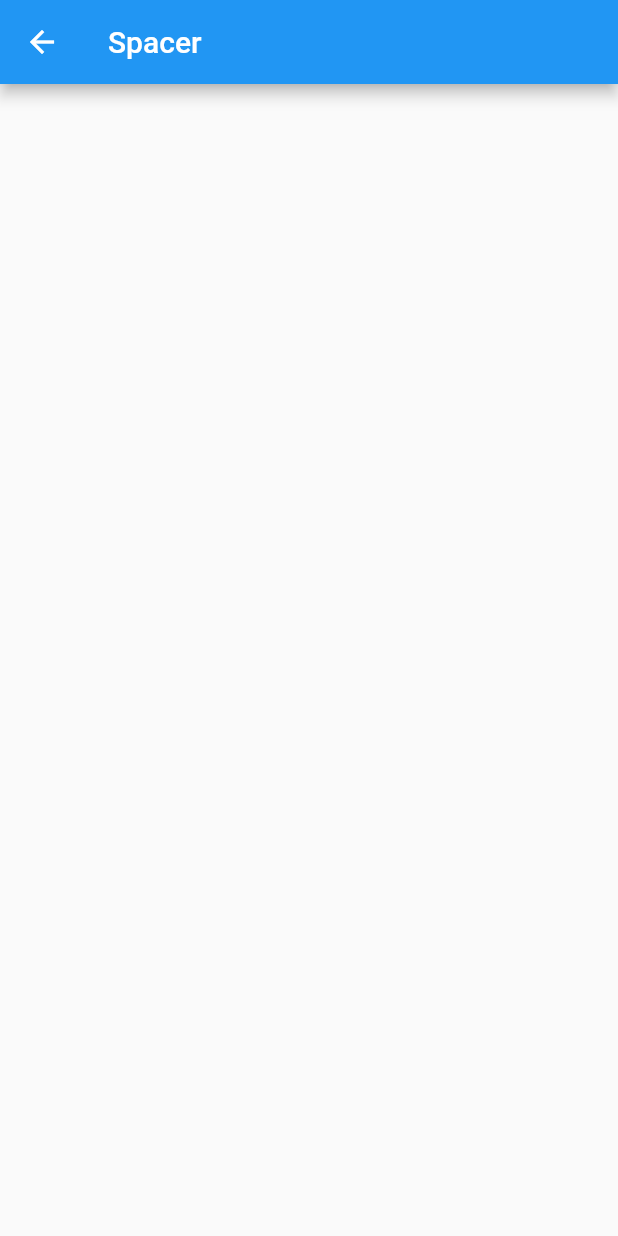
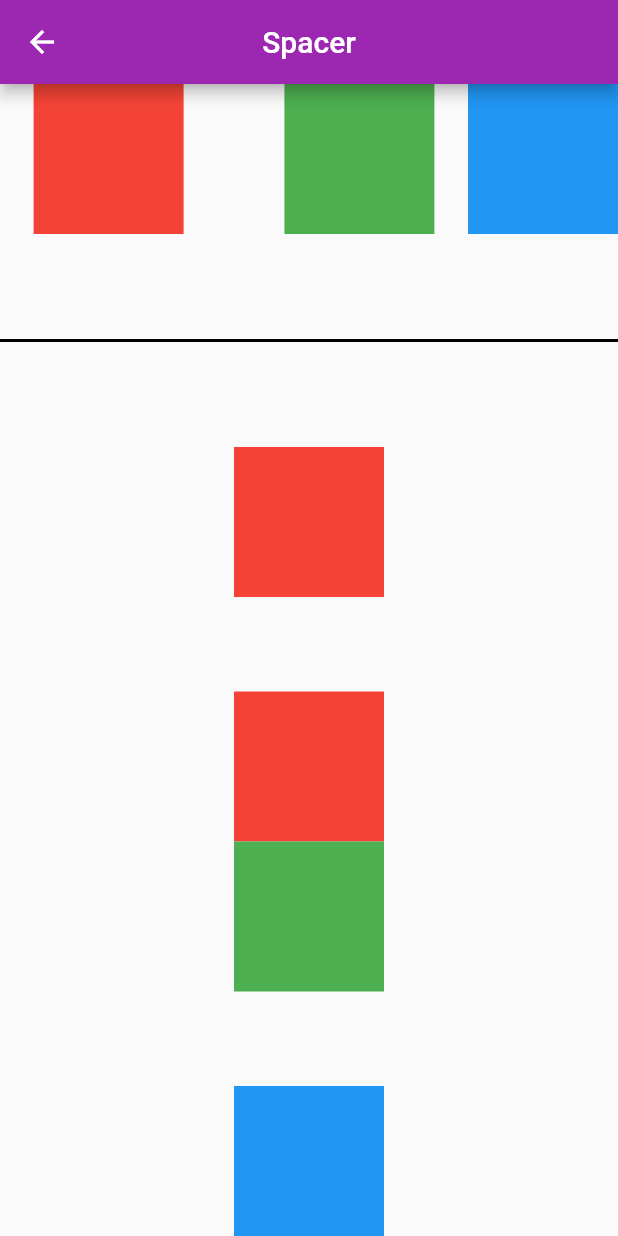
Before and after one commit to natanvalimcardoso/faculdade-ulbra, a Flutter app: the SpacerPage screen opened by its route, on a phone screen of 412 x 824 dp. Run offline on Flutter 3.47's test engine with Material 2 defaults, Android fonts, the phone set to English and light mode, and no system bars; our stand-ins replace flutter_speed_dial; missing offline and left inert: validatorless.

Commit message:
feat: widgets

```diff
--- a/4 -semestre/widgets_ramon/lib/main.dart
+++ b/4 -semestre/widgets_ramon/lib/main.dart
@@ -1,8 +1,9 @@
 import 'package:flutter/material.dart';
+import 'package:widgets_ramon/src/page_widgets/center/center_dois_page.dart';
 import 'src/home_page.dart';
 import 'src/page_widgets/animated_container_page.dart';
 
-import 'src/page_widgets/center_page.dart';
+import 'src/page_widgets/center/center_page.dart';
 import 'src/page_widgets/positioned_page.dart';
 import 'src/page_widgets/spacer_page.dart';
 import 'src/page_widgets/stack_page.dart';
@@ -19,7 +20,7 @@ class MyApp extends StatelessWidget {
     return MaterialApp(
       title: 'Flutter Demo',
       theme: ThemeData(
-        primarySwatch: Colors.blue,
+        primarySwatch: Colors.purple,
       ),
       debugShowCheckedModeBanner: false,
       initialRoute: '/',
@@ -30,6 +31,7 @@ class MyApp extends StatelessWidget {
         '/positioned': (context) => const PositionedPage(),
         '/spacer': (context) => const SpacerPage(),
         '/center': (context) => const CenterPage(),
+        '/centerDois': (context) => const CenterDoisPage(),
       },
     );
   }
--- a/4 -semestre/widgets_ramon/lib/src/page_widgets/spacer_page.dart
+++ b/4 -semestre/widgets_ramon/lib/src/page_widgets/spacer_page.dart
@@ -1,14 +1,72 @@
 import 'package:flutter/material.dart';
 
 class SpacerPage extends StatelessWidget {
+  const SpacerPage({Key? key}) : super(key: key);
 
-  const SpacerPage({ Key? key }) : super(key: key);
+  // Exemplo valor flex é definido como 3. Isso significa que, se houver espaço vazio disponível em um Row ou Column, o Spacer deve ocupar três vezes mais espaço do que um widget com flex: 1,
 
-   @override
-   Widget build(BuildContext context) {
-       return Scaffold(
-           appBar: AppBar(title: const Text('Spacer'),),
-           body: Container(),
-       );
+  @override
+  Widget build(BuildContext context) {
+    return Scaffold(
+      appBar: AppBar(
+        title: const Text('Spacer'),
+        centerTitle: true,
+      ),
+      body: Column(
+        mainAxisAlignment: MainAxisAlignment.spaceAround,
+        children: [
+          Row(
+            children: [
+              const Spacer(),
+              Container(
+                color: Colors.red,
+                height: 100,
+                width: 100,
+              ),
+              const Spacer(flex: 3,),
+              Container(
+                color: Colors.green,
+                height: 100,
+                width: 100,
+              ),
+              const Spacer(),
+              Container(
+                color: Colors.blue,
+                height: 100,
+                width: 100,
+              ),
+            ],
+          ),
+          const Spacer(),
+          const Divider(
+            color: Colors.black,
+            thickness: 2,
+          ),
+          const Spacer(),
+          Container(
+            color: Colors.red,
+            height: 100,
+            width: 100,
+          ),
+          const Spacer(),
+          Container(
+            color: Colors.red,
+            height: 100,
+            width: 100,
+          ),
+          Container(
+            color: Colors.green,
+            height: 100,
+            width: 100,
+          ),
+          const Spacer(),
+          Container(
+            color: Colors.blue,
+            height: 100,
+            width: 100,
+          ),
+        ],
+      ),
+    );
   }
 }
--- a/4 -semestre/widgets_ramon/pubspec.yaml
+++ b/4 -semestre/widgets_ramon/pubspec.yaml
@@ -60,8 +60,8 @@ flutter:
   uses-material-design: true
 
   # To add assets to your application, add an assets section, like this:
-  # assets:
-  #   - images/a_dot_burr.jpeg
+  assets:
+     - assets/background.png
   #   - images/a_dot_ham.jpeg
 
   # An image asset can refer to one or more resolution-specific "variants", see
```
Also changed, not shown: 4 -semestre/widgets_ramon/lib/src/home_page.dart (+17 -10 lines), 4 -semestre/widgets_ramon/lib/src/page_widgets/animated_container_page.dart (+10 -8 lines), 4 -semestre/widgets_ramon/lib/src/page_widgets/center/center_dois_page.dart (added, +40 -0 lines), 4 -semestre/widgets_ramon/lib/src/page_widgets/center/center_page.dart (added, +65 -0 lines), 4 -semestre/widgets_ramon/lib/src/page_widgets/center_page.dart (deleted, +0 -14 lines), 4 -semestre/widgets_ramon/lib/src/page_widgets/positioned_page.dart (+10 -8 lines), 4 -semestre/widgets_ramon/lib/src/page_widgets/stack_page.dart (+10 -8 lines), 4 -semestre/widgets_ramon/assets/background.png (added).
